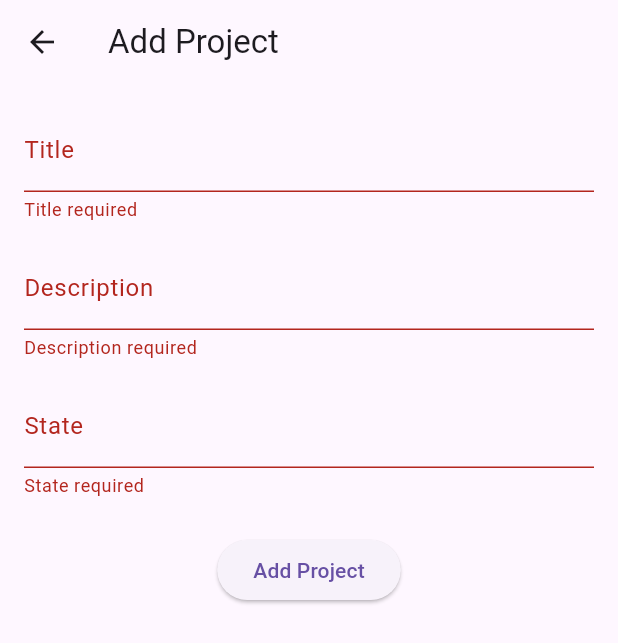
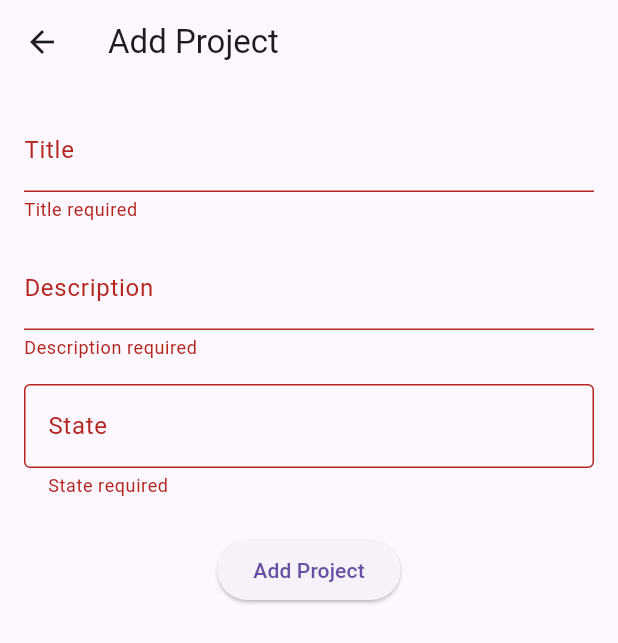
Before and after one commit to beckyuwah/civictrail, a Flutter app: the AddProjectForm screen opened directly, after a tap on "Add Project", on a phone screen of 412 x 824 dp. Shown: the top 643 px of the screen. Run offline on Flutter 3.47's test engine with Material 3 defaults, Android fonts, the phone set to English and light mode, and no system bars; our stand-ins replace flutter_dotenv, sqflite; accounts and stored records are empty; network calls fail.

Commit message:
Autocomplete state suggestions (admin); maps projects to state

```diff
--- a/civic_flutter/lib/database/civic_flutter_db.dart
+++ b/civic_flutter/lib/database/civic_flutter_db.dart
@@ -1,8 +1,7 @@
 // lib/database/app_database.dart
 import 'package:sqflite/sqflite.dart';
 import 'package:path/path.dart';
-import '../models/user.dart';
-import '../models/project_model.dart';
+
 
 class AppDatabase {
   static Database? _database;
--- a/civic_flutter/lib/database/project_dao.dart
+++ b/civic_flutter/lib/database/project_dao.dart
@@ -1,4 +1,4 @@
-import 'package:sqflite/sqflite.dart';
+// lib/database/project_dao.dart
 import 'civic_flutter_db.dart';
 import '../models/project_model.dart';
 
--- a/civic_flutter/lib/screens/home_tab.dart
+++ b/civic_flutter/lib/screens/home_tab.dart
@@ -1,5 +1,4 @@
 import 'package:flutter/material.dart';
-import '../screens/admin_projects_screen.dart';
 import '../services/session.dart';
 import '../database/project_dao.dart';
 import '../models/project_model.dart';
@@ -118,7 +117,7 @@ class _NewsCarousel extends StatelessWidget {
                         borderRadius: BorderRadius.circular(16),
                         gradient: LinearGradient(
                           colors: [
-                            Colors.black.withOpacity(0.6),
+                            Colors.black.withOpacity(0.6 ),
                             Colors.transparent,
                           ],
                           begin: Alignment.bottomCenter,
--- a/civic_flutter/lib/screens/profile_tab.dart
+++ b/civic_flutter/lib/screens/profile_tab.dart
@@ -2,7 +2,6 @@
 import 'package:flutter/material.dart';
 import '../models/user.dart';
 import '../database/user_dao.dart';
-import '../screens/admin_projects_screen.dart';
 import '../services/session.dart';
 
 
--- a/civic_flutter/lib/screens/project_form_admin.dart
+++ b/civic_flutter/lib/screens/project_form_admin.dart
@@ -1,4 +1,7 @@
 import 'package:flutter/material.dart';
+import 'package:http/http.dart' as http;
+import 'dart:convert';
+import 'package:flutter_dotenv/flutter_dotenv.dart';
 import '../database/project_dao.dart';
 import '../models/project_model.dart';
 
@@ -11,21 +14,71 @@ class AddProjectForm extends StatefulWidget {
 
 class _AddProjectFormState extends State<AddProjectForm> {
   final _formKey = GlobalKey<FormState>();
+
   String title = '';
   String description = '';
   String stateName = '';
-
   bool showOnHome = false;
 
+  List<String> apiStates = [];
+  bool loadingStates = true;
+
+  @override
+  void initState() {
+    super.initState();
+    fetchStates();
+  }
+
+  /// Fetch states from API
+  Future<void> fetchStates() async {
+    setState(() => loadingStates = true);
+
+    try {
+      final apiKey = dotenv.env['API_KEY'];
+      final baseUrl = dotenv.env['API_URL'];
+
+      if (apiKey == null || baseUrl == null) {
+        debugPrint('ENV variables not loaded!');
+        setState(() => loadingStates = false);
+        return;
+      }
+
+      final response = await http.get(
+        Uri.parse(baseUrl),
+        headers: {'X-CSCAPI-KEY': apiKey},
+      );
+
+      debugPrint('State API status: ${response.statusCode}');
+
+      if (response.statusCode == 200) {
+        final List data = jsonDecode(response.body);
+        apiStates = data.map((e) => e['name'].toString()).toList();
+      } else {
+        debugPrint('Failed to fetch states: ${response.body}');
+      }
+    } catch (e) {
+      debugPrint('Error fetching states: $e');
+    } finally {
+      if (mounted) {
+        setState(() {
+          loadingStates = false;
+        });
+      }
+    }
+  }
+
+  /// Save project to database
   Future<void> saveProject() async {
     if (!_formKey.currentState!.validate()) return;
 
-    await ProjectDao.addProject(Project(
+    final newProject = Project(
       name: title,
       description: description,
       state: stateName,
       showOnHome: showOnHome,
-    ));
+    );
+
+    await ProjectDao.addProject(newProject);
 
     if (!mounted) return;
 
@@ -34,6 +87,7 @@ class _AddProjectFormState extends State<AddProjectForm> {
     );
 
     _formKey.currentState!.reset();
+    stateName = '';
   }
 
   @override
@@ -46,24 +100,58 @@ class _AddProjectFormState extends State<AddProjectForm> {
           key: _formKey,
           child: Column(
             children: [
+              // Title
               TextFormField(
                 decoration: const InputDecoration(labelText: 'Title'),
                 onChanged: (val) => title = val,
                 validator: (val) => val!.isEmpty ? 'Title required' : null,
               ),
               const SizedBox(height: 16),
+
+              // Description
               TextFormField(
                 decoration: const InputDecoration(labelText: 'Description'),
                 onChanged: (val) => description = val,
-                validator: (val) => val!.isEmpty ? 'Description required' : null,
+                validator: (val) =>
+                    val!.isEmpty ? 'Description required' : null,
               ),
               const SizedBox(height: 16),
-              TextFormField(
-                decoration: const InputDecoration(labelText: 'State'),
-                onChanged: (val) => stateName = val,
-                validator: (val) => val!.isEmpty ? 'State required' : null,
-              ),
+
+              // State Autocomplete
+              loadingStates
+                  ? const Padding(
+                      padding: EdgeInsets.symmetric(vertical: 12),
+                      child: CircularProgressIndicator(),
+                    )
+                  : Autocomplete<String>(
+                      optionsBuilder: (TextEditingValue textEditingValue) {
+                        if (textEditingValue.text.isEmpty) return const Iterable<String>.empty();
+                        return apiStates.where((state) => state
+                            .toLowerCase()
+                            .contains(textEditingValue.text.toLowerCase()));
+                      },
+                      onSelected: (selection) {
+                        stateName = selection;
+                      },
+                      fieldViewBuilder:
+                          (context, controller, focusNode, onFieldSubmitted) {
+                        return TextFormField(
+                          controller: controller,
+                          focusNode: focusNode,
+                          decoration: const InputDecoration(
+                            labelText: 'State',
+                            hintText: 'Start typing state name',
+                            border: OutlineInputBorder(),
+                          ),
+                          validator: (val) =>
+                              val == null || val.isEmpty ? 'State required' : null,
+                          onChanged: (val) => stateName = val,
+                        );
+                      },
+                    ),
               const SizedBox(height: 24),
+
+              // Submit button
               ElevatedButton(
                 onPressed: saveProject,
                 child: const Text('Add Project'),
--- a/civic_flutter/pubspec.yaml
+++ b/civic_flutter/pubspec.yaml
@@ -16,6 +16,7 @@ dependencies:
   sqflite: ^2.4.2
   path: ^1.9.1
   logging: ^1.2.0
+  flutter_dotenv: ^5.0.2
 
 
 dev_dependencies:
@@ -25,3 +26,5 @@ dev_dependencies:
 
 flutter:
   uses-material-design: true
+  assets:
+    - .env
```
Also changed, not shown: civic_flutter/lib/main.dart (+6 -35 lines), civic_flutter/lib/screens/states_tab.dart (+61 -12 lines), civic_flutter/pubspec.lock.
